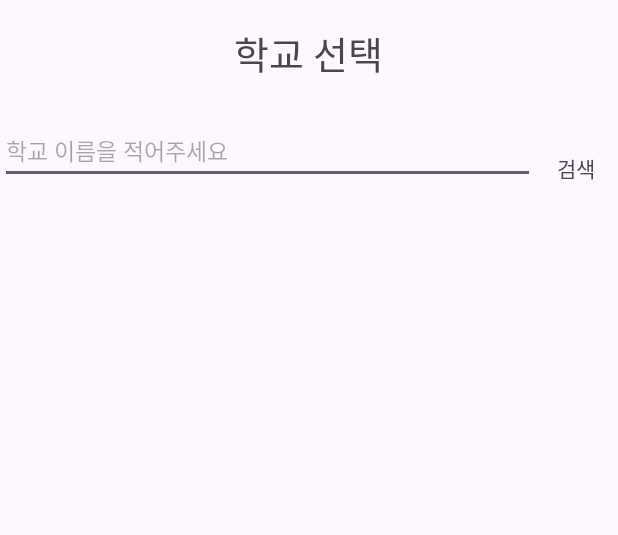
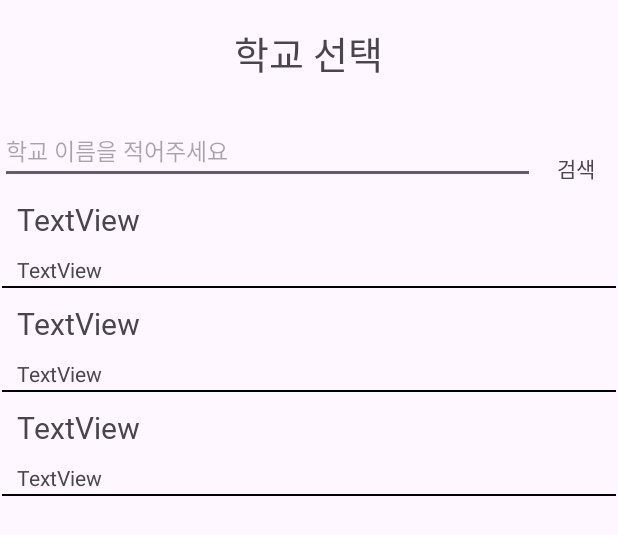
Before and after one commit to Taron8530/timetable, an Android app: the layout activity_login.xml on its own in the app's theme, with its tools: preview values and no code run, on a phone screen of 412 x 824 dp. Shown: the top 535 px of the screen. Run offline under Robolectric (Android 15) with nearby library versions, the phone set to English and light mode, and no system bars.

Commit message:
학교 정보 불러와 리사이클러뷰에 띄어주기

```diff
--- a/app/src/main/res/layout/activity_login.xml
+++ b/app/src/main/res/layout/activity_login.xml
@@ -43,4 +43,14 @@
         app:layout_constraintTop_toTopOf="parent"
         app:layout_constraintVertical_bias="0.117" />
 
+    <androidx.recyclerview.widget.RecyclerView
+        android:id="@+id/schoolInfoList"
+        android:orientation="vertical"
+        tools:listitem="@layout/school_info_item"
+        android:layout_width="409dp"
+        android:layout_height="608dp"
+        app:layout_constraintEnd_toEndOf="parent"
+        app:layout_constraintStart_toStartOf="parent"
+        app:layout_constraintTop_toBottomOf="@+id/school_name" />
+
 </androidx.constraintlayout.widget.ConstraintLayout>
--- /dev/null
+++ b/app/src/main/res/layout/school_info_item.xml
@@ -0,0 +1,32 @@
+<?xml version="1.0" encoding="utf-8"?>
+<LinearLayout xmlns:android="http://schemas.android.com/apk/res/android"
+    xmlns:app="http://schemas.android.com/apk/res-auto"
+    xmlns:tools="http://schemas.android.com/tools"
+    android:layout_width="match_parent"
+    android:layout_height="wrap_content"
+    android:orientation="vertical"
+    >
+
+    <TextView
+        android:id="@+id/school_name_item"
+        android:textSize="20dp"
+        android:padding="10dp"
+        android:layout_width="wrap_content"
+        android:layout_height="wrap_content"
+        android:layout_weight="1"
+        android:fontFamily="@font/schoonamefont"
+        android:text="TextView" />
+
+    <TextView
+        android:id="@+id/school_location_item"
+        android:paddingLeft="10dp"
+        android:layout_width="wrap_content"
+        android:layout_height="wrap_content"
+        android:layout_weight="1"
+        android:text="TextView" />
+    <View
+        android:layout_marginTop="1dp"
+        android:layout_width="match_parent"
+        android:layout_height="1dp"
+        android:background="#000000" />
+</LinearLayout>
```
Also changed, not shown: app/src/main/java/com/example/timetable/LoginActivity.kt (+21 -8 lines), app/src/main/java/com/example/timetable/SchoolInfoAdapter.kt (added, +39 -0 lines), 1 other file.
